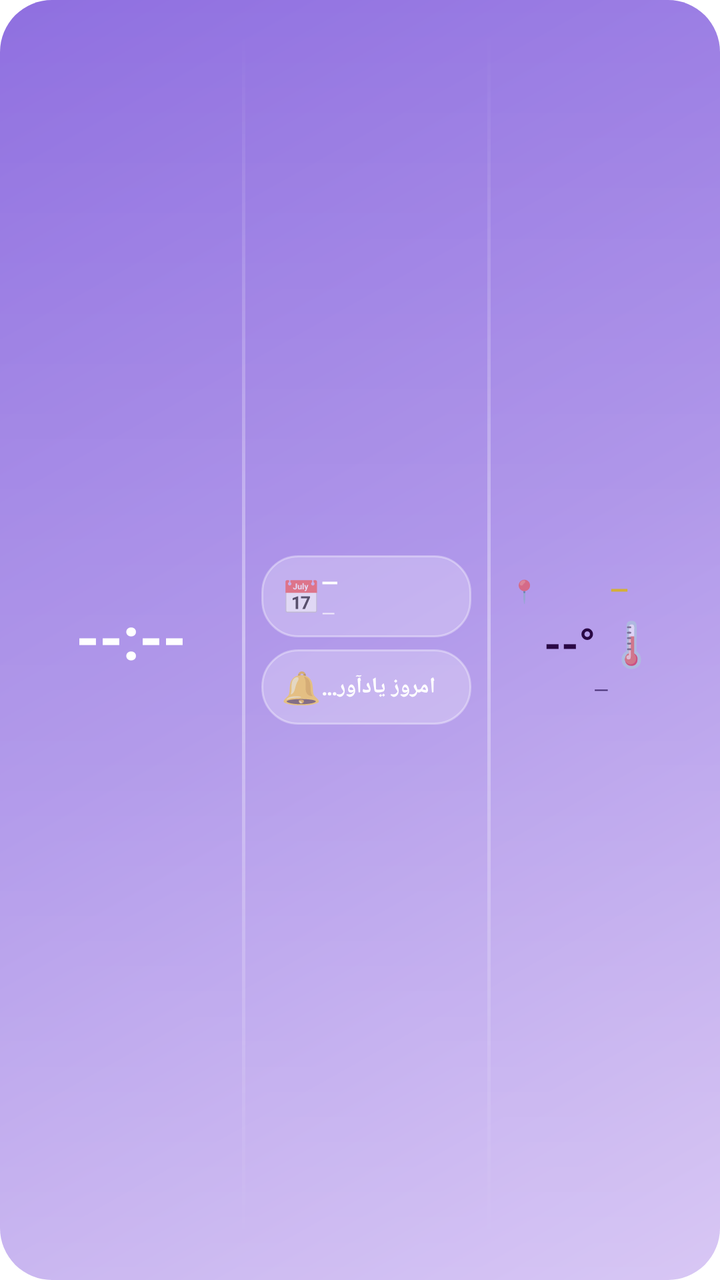
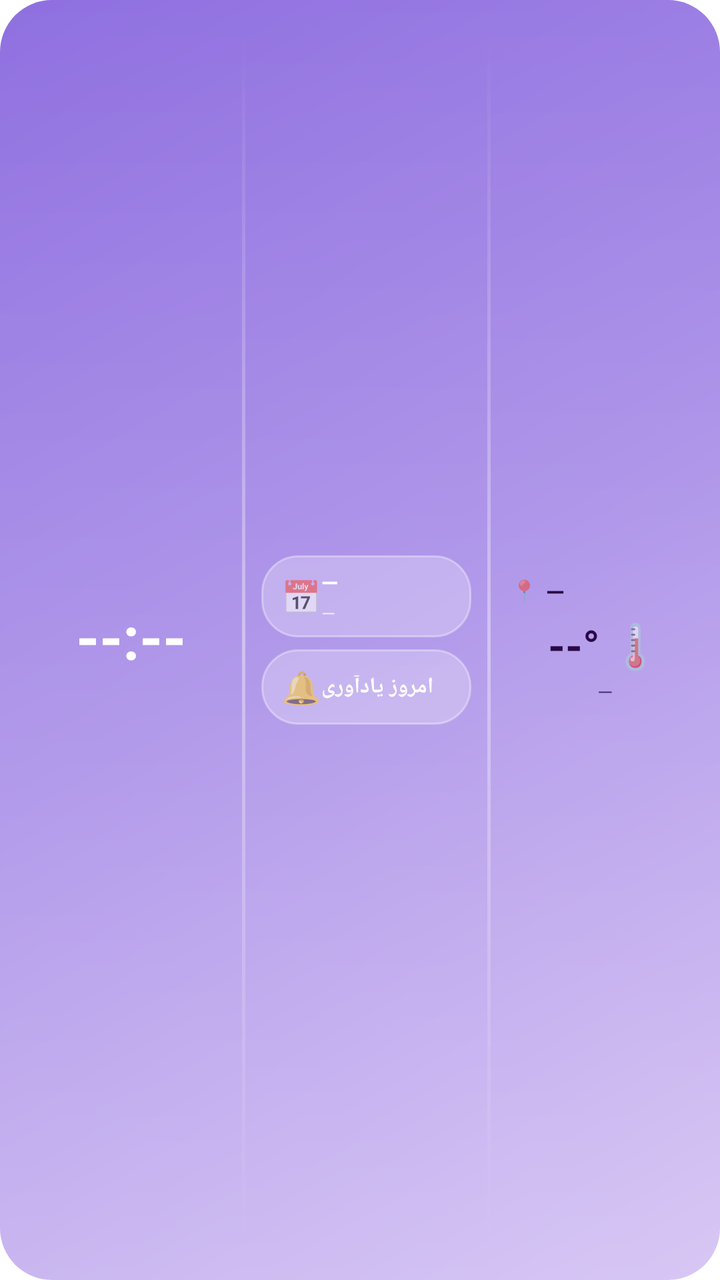

Screens rendered from an Android XML layout before and after an edit, with the pre-edit source and the edit as a unified diff.
<!-- AndroidManifest.xml: fallback theme Theme.MaterialComponents.DayNight.NoActionBar -->
<!-- res/layout/weather_clock_widget.xml -->
<?xml version="1.0" encoding="utf-8"?>
<FrameLayout xmlns:android="http://schemas.android.com/apk/res/android"
    android:layout_width="match_parent"
    android:layout_height="match_parent"
    android:background="@drawable/widget_background">

    <LinearLayout
        android:layout_width="match_parent"
        android:layout_height="match_parent"
        android:layoutDirection="ltr"
        android:orientation="horizontal"
        android:paddingStart="10dp"
        android:paddingEnd="10dp"
        android:paddingTop="8dp"
        android:paddingBottom="8dp">

        
        <FrameLayout
            android:layout_width="0dp"
            android:layout_height="match_parent"
            android:layout_weight="33">

            <TextView
                android:id="@+id/widget_clock"
                android:layout_width="wrap_content"
                android:layout_height="wrap_content"
                android:layout_gravity="center"
                android:text="--:--"
                android:textColor="#FFFFFF"
                android:textSize="30sp"
                android:textStyle="bold"
                android:includeFontPadding="false" />
        </FrameLayout>

        
        <View
            android:layout_width="1.5dp"
            android:layout_height="match_parent"
            android:layout_marginTop="10dp"
            android:layout_marginBottom="10dp"
            android:background="@drawable/widget_divider" />

        
        <LinearLayout
            android:layout_width="0dp"
            android:layout_height="match_parent"
            android:layout_weight="36"
            android:orientation="vertical"
            android:gravity="center_vertical"
            android:paddingStart="8dp"
            android:paddingEnd="8dp">

            
            <LinearLayout
                android:layout_width="match_parent"
                android:layout_height="wrap_content"
                android:orientation="horizontal"
                android:gravity="center_vertical"
                android:background="@drawable/widget_pill_background"
                android:paddingStart="10dp"
                android:paddingEnd="10dp"
                android:paddingTop="6dp"
                android:paddingBottom="6dp">

                <TextView
                    android:layout_width="wrap_content"
                    android:layout_height="wrap_content"
                    android:text="📅"
                    android:textSize="16sp" />

                <LinearLayout
                    android:layout_width="0dp"
                    android:layout_height="wrap_content"
                    android:layout_weight="1"
                    android:layout_marginStart="8dp"
                    android:orientation="vertical"
                    android:gravity="end"
                    android:layoutDirection="rtl">

                    <TextView
                        android:id="@+id/widget_date_line1"
                        android:layout_width="wrap_content"
                        android:layout_height="wrap_content"
                        android:text="—"
                        android:textColor="#FFFFFF"
                        android:textSize="11sp"
                        android:textStyle="bold"
                        android:gravity="end"
                        android:maxLines="1"
                        android:ellipsize="end" />

                    <TextView
                        android:id="@+id/widget_date_line2"
                        android:layout_width="wrap_content"
                        android:layout_height="wrap_content"
                        android:layout_marginTop="2dp"
                        android:text="—"
                        android:textColor="#EDE6FA"
                        android:textSize="9sp"
                        android:gravity="end"
                        android:maxLines="1"
                        android:ellipsize="end" />
                </LinearLayout>
            </LinearLayout>

            <View
                android:layout_width="match_parent"
                android:layout_height="6dp" />

            
            <LinearLayout
                android:layout_width="match_parent"
                android:layout_height="wrap_content"
                android:orientation="horizontal"
                android:gravity="center_vertical"
                android:background="@drawable/widget_pill_background"
                android:paddingStart="10dp"
                android:paddingEnd="10dp"
                android:paddingTop="8dp"
                android:paddingBottom="8dp">

                <TextView
                    android:layout_width="wrap_content"
                    android:layout_height="wrap_content"
                    android:text="🔔"
                    android:textSize="16sp" />

                <TextView
                    android:id="@+id/widget_reminder"
                    android:layout_width="0dp"
                    android:layout_height="wrap_content"
                    android:layout_weight="1"
                    android:layout_marginStart="8dp"
                    android:text="امروز یادآوری ندارید"
                    android:textColor="#FFFFFF"
                    android:textSize="11sp"
                    android:textStyle="bold"
                    android:gravity="end"
                    android:layoutDirection="rtl"
                    android:maxLines="1"
                    android:ellipsize="end" />
            </LinearLayout>
        </LinearLayout>

        
        <View
            android:layout_width="1.5dp"
            android:layout_height="match_parent"
            android:layout_marginTop="10dp"
            android:layout_marginBottom="10dp"
            android:background="@drawable/widget_divider" />

        
        <LinearLayout
            android:layout_width="0dp"
            android:layout_height="match_parent"
            android:layout_weight="31"
            android:orientation="vertical"
            android:gravity="center"
            android:paddingStart="10dp"
            android:paddingEnd="4dp">

            
            <LinearLayout
                android:layout_width="match_parent"
                android:layout_height="wrap_content"
                android:orientation="horizontal"
                android:gravity="center_vertical"
                android:layoutDirection="rtl">

                <TextView
                    android:id="@+id/widget_city"
                    android:layout_width="0dp"
                    android:layout_height="wrap_content"
                    android:layout_weight="1"
                    android:text="—"
                    android:textColor="#D4AF37"
                    android:textSize="12sp"
                    android:textStyle="bold"
                    android:gravity="center"
                    android:maxLines="1"
                    android:ellipsize="end"
                    android:includeFontPadding="false" />

                <TextView
                    android:layout_width="wrap_content"
                    android:layout_height="wrap_content"
                    android:layout_marginStart="4dp"
                    android:text="📍"
                    android:textSize="11sp" />
            </LinearLayout>

            <LinearLayout
                android:layout_width="wrap_content"
                android:layout_height="wrap_content"
                android:layout_marginTop="4dp"
                android:orientation="horizontal"
                android:gravity="center_vertical">

                <TextView
                    android:id="@+id/widget_temp"
                    android:layout_width="wrap_content"
                    android:layout_height="wrap_content"
                    android:text="--°"
                    android:textColor="#2A0845"
                    android:textSize="22sp"
                    android:textStyle="bold" />

                <TextView
                    android:id="@+id/widget_weather_emoji"
                    android:layout_width="wrap_content"
                    android:layout_height="wrap_content"
                    android:layout_marginStart="4dp"
                    android:text="🌡️"
                    android:textSize="22sp" />
            </LinearLayout>

            <TextView
                android:id="@+id/widget_weather_desc"
                android:layout_width="wrap_content"
                android:layout_height="wrap_content"
                android:layout_marginTop="2dp"
                android:text="—"
                android:textColor="#4A3378"
                android:textSize="10sp"
                android:maxLines="1"
                android:ellipsize="end" />
        </LinearLayout>

    </LinearLayout>
</FrameLayout>
<!-- resources referenced by this layout -->
<resources>
  <!-- drawable widget_background (drawable) -->
  <?xml version="1.0" encoding="utf-8"?>
  <layer-list xmlns:android="http://schemas.android.com/apk/res/android">
  
      <item>
          <shape>
              <corners android:radius="26dp" />
              <gradient
                  android:type="linear"
                  android:angle="135"
                  android:startColor="#CEB9F2"
                  android:centerColor="#A98EE8"
                  android:endColor="#8F6FE0" />
          </shape>
      </item>
  
      
      <item android:top="0dp" android:left="0dp" android:right="0dp">
          <shape android:shape="rectangle">
              <corners
                  android:topLeftRadius="26dp"
                  android:topRightRadius="26dp"
                  android:bottomLeftRadius="0dp"
                  android:bottomRightRadius="0dp" />
              <gradient
                  android:type="linear"
                  android:angle="90"
                  android:startColor="#33FFFFFF"
                  android:endColor="#00FFFFFF" />
              <size android:height="28dp" />
          </shape>
      </item>
  </layer-list>
  <!-- drawable widget_divider (drawable) -->
  <?xml version="1.0" encoding="utf-8"?>
  <shape xmlns:android="http://schemas.android.com/apk/res/android" android:shape="rectangle">
      <gradient
          android:type="linear"
          android:angle="90"
          android:startColor="#00FFFFFF"
          android:centerColor="#66FFFFFF"
          android:endColor="#00FFFFFF" />
  </shape>
  <!-- drawable widget_pill_background (drawable) -->
  <?xml version="1.0" encoding="utf-8"?>
  <shape xmlns:android="http://schemas.android.com/apk/res/android">
      <corners android:radius="18dp" />
      <solid android:color="#40FFFFFF" />
      <stroke
          android:width="1dp"
          android:color="#59FFFFFF" />
  </shape>
</resources>

<!-- the commit's change to res/layout/weather_clock_widget.xml (unified diff, before → after) -->
@@ -86,8 +86,7 @@
                         android:textSize="11sp"
                         android:textStyle="bold"
                         android:gravity="end"
-                        android:maxLines="1"
-                        android:ellipsize="end" />
+                        android:maxLines="1" />
 
                     <TextView
                         android:id="@+id/widget_date_line2"
@@ -98,8 +97,7 @@
                         android:textColor="#EDE6FA"
                         android:textSize="9sp"
                         android:gravity="end"
-                        android:maxLines="1"
-                        android:ellipsize="end" />
+                        android:maxLines="1" />
                 </LinearLayout>
             </LinearLayout>
 
@@ -137,8 +135,7 @@
                     android:textStyle="bold"
                     android:gravity="end"
                     android:layoutDirection="rtl"
-                    android:maxLines="1"
-                    android:ellipsize="end" />
+                    android:maxLines="1" />
             </LinearLayout>
         </LinearLayout>
 
@@ -157,8 +154,7 @@
             android:layout_weight="31"
             android:orientation="vertical"
             android:gravity="center"
-            android:paddingStart="10dp"
-            android:paddingEnd="4dp">
+            android:paddingStart="10dp">
 
             
             <LinearLayout
@@ -174,13 +170,12 @@
                     android:layout_height="wrap_content"
                     android:layout_weight="1"
                     android:text="—"
-                    android:textColor="#D4AF37"
+                    android:textColor="#2A0845"
                     android:textSize="12sp"
                     android:textStyle="bold"
-                    android:gravity="center"
                     android:maxLines="1"
                     android:ellipsize="end"
-                    android:includeFontPadding="false" />
+                    android:gravity="end" />
 
                 <TextView
                     android:layout_width="wrap_content"
@@ -222,9 +217,7 @@
                 android:layout_marginTop="2dp"
                 android:text="—"
                 android:textColor="#4A3378"
-                android:textSize="10sp"
-                android:maxLines="1"
-                android:ellipsize="end" />
+                android:textSize="10sp" />
         </LinearLayout>
 
     </LinearLayout>
